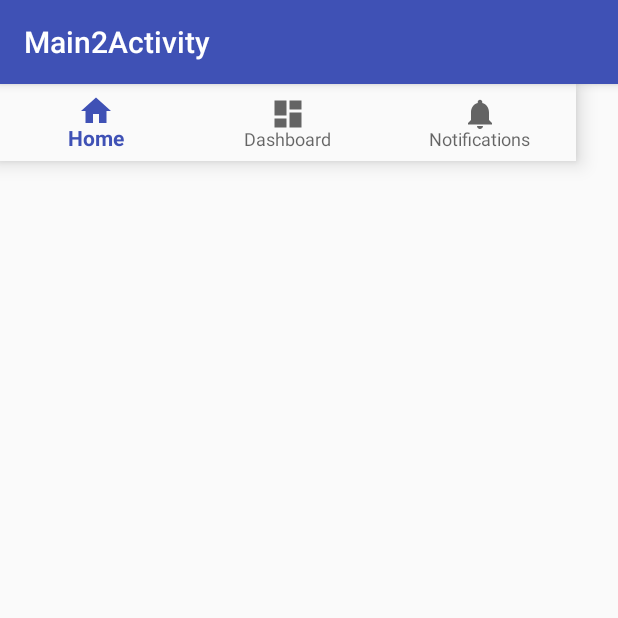
After one commit to kukaro/WapTraffic-DriveKeeper, an Android app: the Main2Activity screen opened directly, with no data from a screen before it, on a phone screen of 412 x 824 dp, the top half of it. The commit adds this screen. Run offline under Robolectric (Android 15) with nearby library versions, the phone set to English and light mode, and no system bars.

Commit message:
add navigation activity

```diff
--- a/android/app/build.gradle
+++ b/android/app/build.gradle
@@ -9,6 +9,7 @@ android {
         versionCode 1
         versionName "1.0"
         testInstrumentationRunner "android.support.test.runner.AndroidJUnitRunner"
+        vectorDrawables.useSupportLibrary = true
     }
     buildTypes {
         release {
@@ -23,6 +24,7 @@ dependencies {
     implementation 'com.android.support:appcompat-v7:28.0.0-alpha3'
     implementation 'com.android.support.constraint:constraint-layout:1.1.2'
     implementation 'com.android.support:design:28.0.0-alpha3'
+    implementation 'com.android.support:support-vector-drawable:28.0.0-alpha3'
     testImplementation 'junit:junit:4.12'
     androidTestImplementation 'com.android.support.test:runner:1.0.2'
     androidTestImplementation 'com.android.support.test.espresso:espresso-core:3.0.2'
--- a/android/app/src/main/AndroidManifest.xml
+++ b/android/app/src/main/AndroidManifest.xml
@@ -23,7 +23,10 @@
         </activity>
         <activity
             android:name=".LoginActivity"
-            android:label="@string/title_activity_login"></activity>
+            android:label="@string/title_activity_login" />
+        <activity
+            android:name=".Main2Activity"
+            android:label="@string/title_activity_main2"></activity>
     </application>
 
 </manifest>
--- /dev/null
+++ b/android/app/src/main/java/com/example/jinzzam/drivekeeper/Main2Activity.java
@@ -0,0 +1,44 @@
+package com.example.jinzzam.drivekeeper;
+
+import android.os.Bundle;
+import android.support.annotation.NonNull;
+import android.support.design.widget.BottomNavigationView;
+import android.support.v7.app.AppCompatActivity;
+import android.view.MenuItem;
+import android.widget.TextView;
+
+public class Main2Activity extends AppCompatActivity {
+
+    private TextView mTextMessage;
+
+    private BottomNavigationView.OnNavigationItemSelectedListener mOnNavigationItemSelectedListener
+            = new BottomNavigationView.OnNavigationItemSelectedListener() {
+
+        @Override
+        public boolean onNavigationItemSelected(@NonNull MenuItem item) {
+            switch (item.getItemId()) {
+                case R.id.navigation_home:
+                    mTextMessage.setText(R.string.title_home);
+                    return true;
+                case R.id.navigation_dashboard:
+                    mTextMessage.setText(R.string.title_dashboard);
+                    return true;
+                case R.id.navigation_notifications:
+                    mTextMessage.setText(R.string.title_notifications);
+                    return true;
+            }
+            return false;
+        }
+    };
+
+    @Override
+    protected void onCreate(Bundle savedInstanceState) {
+        super.onCreate(savedInstanceState);
+        setContentView(R.layout.activity_main2);
+
+        mTextMessage = (TextView) findViewById(R.id.message);
+        BottomNavigationView navigation = (BottomNavigationView) findViewById(R.id.navigation);
+        navigation.setOnNavigationItemSelectedListener(mOnNavigationItemSelectedListener);
+    }
+
+}
--- /dev/null
+++ b/android/app/src/main/res/drawable/ic_dashboard_black_24dp.xml
@@ -0,0 +1,9 @@
+<vector xmlns:android="http://schemas.android.com/apk/res/android"
+    android:width="24dp"
+    android:height="24dp"
+    android:viewportHeight="24.0"
+    android:viewportWidth="24.0">
+    <path
+        android:fillColor="#FF000000"
+        android:pathData="M3,13h8L11,3L3,3v10zM3,21h8v-6L3,15v6zM13,21h8L21,11h-8v10zM13,3v6h8L21,3h-8z" />
+</vector>
--- /dev/null
+++ b/android/app/src/main/res/drawable/ic_home_black_24dp.xml
@@ -0,0 +1,9 @@
+<vector xmlns:android="http://schemas.android.com/apk/res/android"
+    android:width="24dp"
+    android:height="24dp"
+    android:viewportHeight="24.0"
+    android:viewportWidth="24.0">
+    <path
+        android:fillColor="#FF000000"
+        android:pathData="M10,20v-6h4v6h5v-8h3L12,3 2,12h3v8z" />
+</vector>
--- /dev/null
+++ b/android/app/src/main/res/drawable/ic_notifications_black_24dp.xml
@@ -0,0 +1,9 @@
+<vector xmlns:android="http://schemas.android.com/apk/res/android"
+    android:width="24dp"
+    android:height="24dp"
+    android:viewportHeight="24.0"
+    android:viewportWidth="24.0">
+    <path
+        android:fillColor="#FF000000"
+        android:pathData="M12,22c1.1,0 2,-0.9 2,-2h-4c0,1.1 0.89,2 2,2zM18,16v-5c0,-3.07 -1.64,-5.64 -4.5,-6.32L13.5,4c0,-0.83 -0.67,-1.5 -1.5,-1.5s-1.5,0.67 -1.5,1.5v0.68C7.63,5.36 6,7.92 6,11v5l-2,2v1h16v-1l-2,-2z" />
+</vector>
--- a/android/app/src/main/res/layout/activity_main.xml
+++ b/android/app/src/main/res/layout/activity_main.xml
@@ -11,8 +11,8 @@
         android:layout_width="148dp"
         android:layout_height="55dp"
         android:text="Drive Keeper"
-        tools:layout_editor_absoluteX="130dp"
-        tools:layout_editor_absoluteY="54dp" />
+        tools:layout_editor_absoluteX="126dp"
+        tools:layout_editor_absoluteY="95dp" />
 
     <EditText
         android:layout_width="match_parent"
@@ -58,5 +58,13 @@
         tools:layout_editor_absoluteX="111dp"
         tools:layout_editor_absoluteY="416dp" />
 
+    <ImageView
+        android:id="@+id/imageView"
+        android:layout_width="wrap_content"
+        android:layout_height="wrap_content"
+        app:srcCompat="@mipmap/ic_launcher_round"
+        tools:layout_editor_absoluteX="148dp"
+        tools:layout_editor_absoluteY="16dp" />
+
 
 </android.support.constraint.ConstraintLayout>
--- /dev/null
+++ b/android/app/src/main/res/layout/activity_main2.xml
@@ -0,0 +1,29 @@
+<?xml version="1.0" encoding="utf-8"?>
+<android.support.constraint.ConstraintLayout xmlns:android="http://schemas.android.com/apk/res/android"
+    xmlns:app="http://schemas.android.com/apk/res-auto"
+    xmlns:tools="http://schemas.android.com/tools"
+    android:id="@+id/container"
+    android:layout_width="match_parent"
+    android:layout_height="match_parent"
+    tools:context=".Main2Activity">
+
+    <TextView
+        android:id="@+id/message"
+        android:layout_width="43dp"
+        android:layout_height="20dp"
+        android:layout_marginLeft="28dp"
+        android:layout_marginTop="4dp"
+        android:text="@string/title_home"
+        app:layout_constraintLeft_toLeftOf="parent"
+        app:layout_constraintTop_toTopOf="parent" />
+
+    <android.support.design.widget.BottomNavigationView
+        android:id="@+id/navigation"
+        android:layout_width="384dp"
+        android:layout_height="51dp"
+        android:background="?android:attr/windowBackground"
+        app:menu="@menu/navigation"
+        tools:layout_editor_absoluteX="0dp"
+        tools:layout_editor_absoluteY="460dp" />
+
+</android.support.constraint.ConstraintLayout>
--- /dev/null
+++ b/android/app/src/main/res/menu/navigation.xml
@@ -0,0 +1,19 @@
+<?xml version="1.0" encoding="utf-8"?>
+<menu xmlns:android="http://schemas.android.com/apk/res/android">
+
+    <item
+        android:id="@+id/navigation_home"
+        android:icon="@drawable/ic_home_black_24dp"
+        android:title="@string/title_home" />
+
+    <item
+        android:id="@+id/navigation_dashboard"
+        android:icon="@drawable/ic_dashboard_black_24dp"
+        android:title="@string/title_dashboard" />
+
+    <item
+        android:id="@+id/navigation_notifications"
+        android:icon="@drawable/ic_notifications_black_24dp"
+        android:title="@string/title_notifications" />
+
+</menu>
--- a/android/app/src/main/res/values/strings.xml
+++ b/android/app/src/main/res/values/strings.xml
@@ -14,4 +14,8 @@
     <string name="permission_rationale">"Contacts permissions are needed for providing email
         completions."
     </string>
+    <string name="title_activity_main2">Main2Activity</string>
+    <string name="title_home">Home</string>
+    <string name="title_dashboard">Dashboard</string>
+    <string name="title_notifications">Notifications</string>
 </resources>
```
Also changed, not shown: 1 other file.
